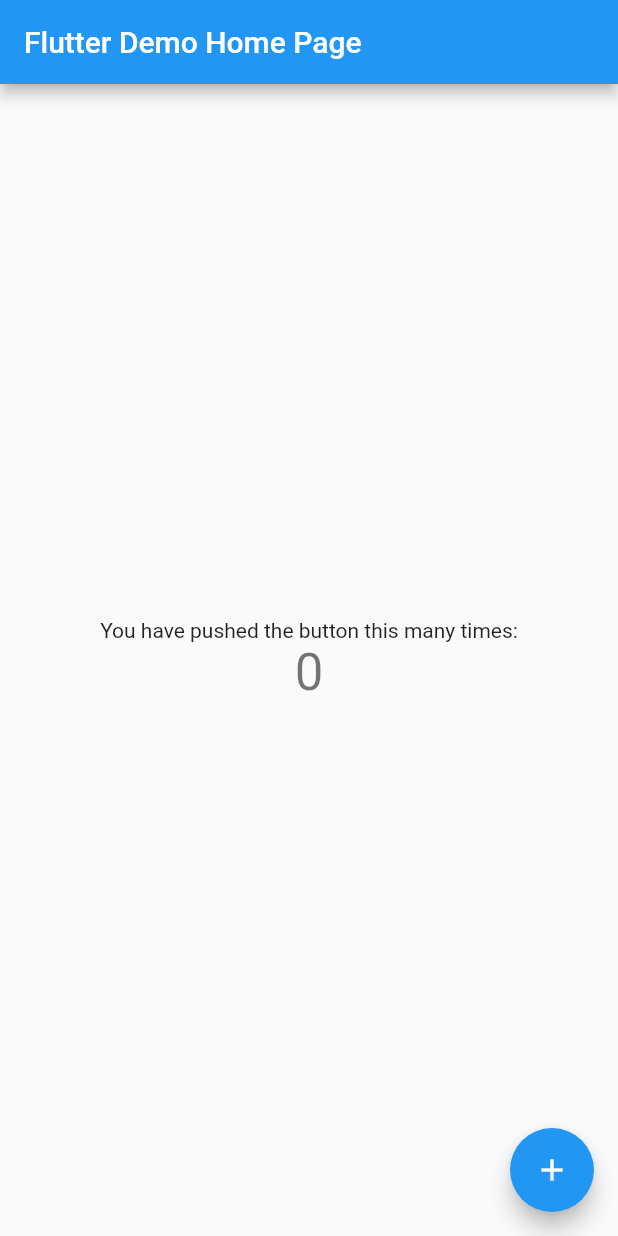
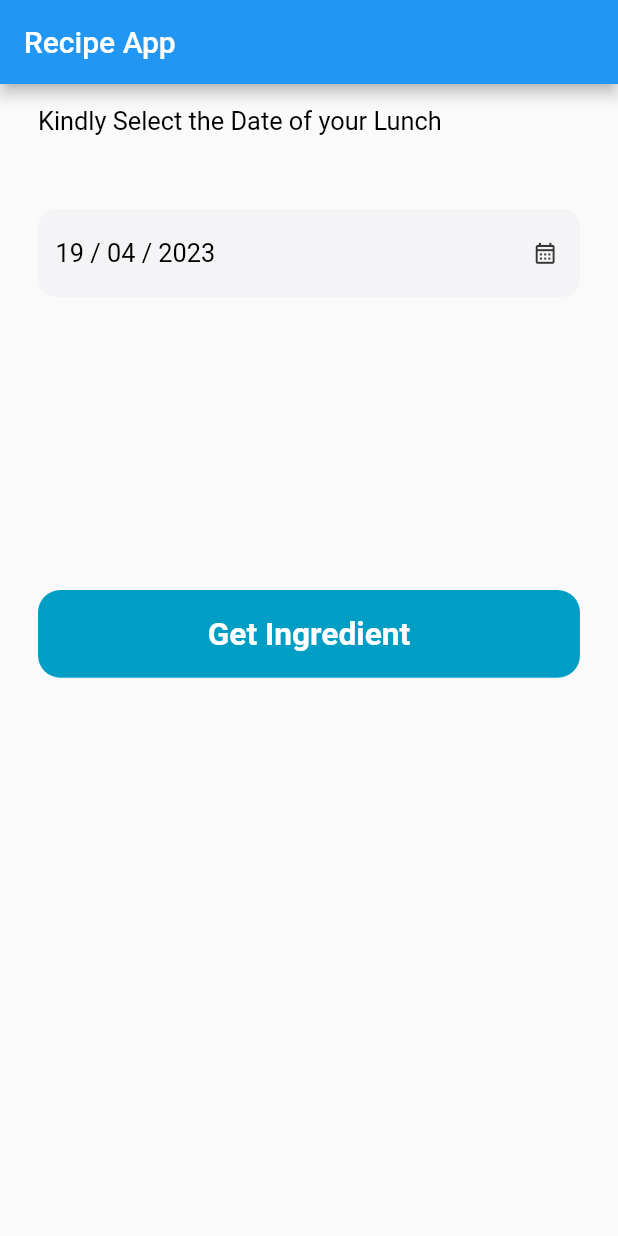
Before and after one commit to bolajibillionz/flutter-tech-task-master, a Flutter app: the screen it shows after launch, on a phone screen of 412 x 824 dp. Run offline on Flutter 3.47's test engine with Material 2 defaults, Android fonts, the phone set to English and light mode, and no system bars; our stand-ins replace dio.

```diff
--- /dev/null
+++ b/lib/app/models/response_model/get_ingredient_response_model.dart
@@ -0,0 +1,13 @@
+class Ingredient {
+  final String? title;
+  final String? useBy;
+
+  Ingredient({this.title, this.useBy});
+
+  factory Ingredient.fromJson(Map<String, dynamic> json) {
+    return Ingredient(
+      title: json['title'],
+      useBy: json['use-by'],
+    );
+  }
+}
--- /dev/null
+++ b/lib/app/presentation/lunch_date_screen.dart
@@ -0,0 +1,128 @@
+import 'package:flutter/material.dart';
+import 'package:tech_task/app/presentation/ingredient_screen.dart';
+import 'package:tech_task/core/constants.dart';
+import 'package:tech_task/core/size_config.dart';
+import 'package:tech_task/core/widgets/custom_text_widget.dart';
+
+class ChooseLunchDateScreen extends StatefulWidget {
+  const ChooseLunchDateScreen({Key? key}) : super(key: key);
+
+  @override
+  State<ChooseLunchDateScreen> createState() => _ChooseLunchDateScreenState();
+}
+
+class _ChooseLunchDateScreenState extends State<ChooseLunchDateScreen> {
+  DateTime _selectedLunchDate = DateTime.now();
+  String selectedDate = '';
+
+  void selectDate() {
+    showDatePicker(
+            context: context,
+            initialDate: _selectedLunchDate,
+            firstDate: DateTime.now(),
+            lastDate: DateTime(2099))
+        .then((pickedDate) {
+      if (pickedDate == null) {
+        return;
+      }
+      setState(() {
+        _selectedLunchDate = pickedDate.toLocal();
+        String _day = _selectedLunchDate.day.toString();
+        String _month = _selectedLunchDate.month.toString();
+        String _year = _selectedLunchDate.year.toString();
+        selectedDate =
+            '${_day.padLeft(2, '0')} / ${_month.padLeft(2, '0')} / ${_year.padLeft(2, '0')}';
+      });
+    });
+  }
+
+  @override
+  Widget build(BuildContext context) {
+    SizeConfig.init(context);
+    String _day = _selectedLunchDate.day.toString();
+    String _month = _selectedLunchDate.month.toString();
+    String _year = _selectedLunchDate.year.toString();
+    selectedDate =
+        '${_day.padLeft(2, '0')} / ${_month.padLeft(2, '0')} / ${_year.padLeft(2, '0')}';
+    return Scaffold(
+      appBar: AppBar(
+        title: Text('Recipe App'),
+      ),
+      body: Padding(
+        padding: EdgeInsets.symmetric(
+            horizontal: getProportionateScreenWidth(24.0),
+            vertical: getProportionateScreenHeight(15.0)),
+        child: Column(
+          crossAxisAlignment: CrossAxisAlignment.start,
+          children: [
+            createCustomText(
+                inputText: 'Kindly Select the Date of your Lunch',
+                fontSize: 16.0,
+                weight: FontWeight.w400,
+                textColor: Palette.blackColor),
+            SizedBox(
+              height: getProportionateScreenHeight(50),
+            ),
+            GestureDetector(
+              onTap: () {
+                selectDate();
+              },
+              child: Container(
+                alignment: Alignment.center,
+                padding: EdgeInsets.only(
+                    left: getProportionateScreenWidth(11),
+                    right: getProportionateScreenWidth(14)),
+                height: getProportionateScreenHeight(60),
+                decoration: BoxDecoration(
+                    color: Palette.textFieldColor,
+                    borderRadius: BorderRadius.circular(12)),
+                child: Row(
+                  mainAxisAlignment: MainAxisAlignment.spaceBetween,
+                  children: [
+                    createCustomText(
+                        inputText: selectedDate,
+                        fontSize: 16,
+                        weight: FontWeight.w400,
+                        textColor: Palette.blackColor),
+                    Icon(
+                      Icons.calendar_month_outlined,
+                      color: Palette.textFormFieldTextColor,
+                      size: getProportionateScreenWidth(16),
+                    )
+                  ],
+                ),
+              ),
+            ),
+            SizedBox(
+              height: getProportionateScreenHeight(200),
+            ),
+            SizedBox(
+              height: getProportionateScreenHeight(60.0),
+              width: double.infinity,
+              child: ElevatedButton(
+                onPressed: () {
+                  Navigator.push(
+                      context,
+                      MaterialPageRoute(
+                          builder: (context) =>
+                              IngredientScreen(lunchDate: _selectedLunchDate)));
+                },
+                child: createCustomText(
+                    inputText: 'Get Ingredient',
+                    fontSize: 20.0,
+                    weight: FontWeight.bold,
+                    textColor: Palette.whiteColor),
+                style: ElevatedButton.styleFrom(
+                    elevation: 0,
+                    backgroundColor: Palette.primaryColor,
+                    shape: RoundedRectangleBorder(
+                      borderRadius: BorderRadius.circular(15),
+                    )),
+              ),
+            )
+          ],
+        ),
+      ),
+    );
+  }
+}
--- /dev/null
+++ b/lib/core/constants.dart
@@ -0,0 +1,12 @@
+import 'package:flutter/material.dart';
+
+class Palette {
+  static const Color primaryColor = Color(0xFF009EC5);
+  static const Color blackColor = Color(0xFF000000);
+  static const Color whiteColor = Color(0xFFffffff);
+  static const Color textFieldColor = Color(0xFFF4F4F6);
+  static const Color textFormFieldTextColor = Color(0xFF353535);
+  static const Color hintTextColor = Color(0xFF909090);
+  static const Color warningColor = Color(0xFFECF3FC);
+  static const Color greenColor = Color(0xFF00BE7C);
+}
--- /dev/null
+++ b/lib/core/size_config.dart
@@ -0,0 +1,26 @@
+import 'package:flutter/material.dart';
+
+class SizeConfig {
+  static late MediaQueryData _mediaQueryData;
+  static late double screenWidth;
+  static late double screenHeight;
+  static late double defaultSize;
+  static late Orientation orientation;
+
+  static void init(BuildContext context) {
+    _mediaQueryData = MediaQuery.of(context);
+    screenWidth = _mediaQueryData.size.width;
+    screenHeight = _mediaQueryData.size.height;
+    orientation = _mediaQueryData.orientation;
+  }
+}
+
+double getProportionateScreenHeight(double inputHeight) {
+  double screenHeight = SizeConfig.screenHeight;
+  return (inputHeight / 844.0) * screenHeight;
+}
+
+double getProportionateScreenWidth(double inputWidth) {
+  double screenWidth = SizeConfig.screenWidth;
+  return (inputWidth /  390.0) * screenWidth;
+}
--- /dev/null
+++ b/lib/core/utilss.dart
@@ -0,0 +1,6 @@
+
+
+bool isExpired(String date) {
+  var expiryDate = DateTime.parse(date);
+  return expiryDate.isBefore(DateTime.now());
+}
--- /dev/null
+++ b/lib/core/widgets/custom_text_widget.dart
@@ -0,0 +1,19 @@
+import 'package:flutter/material.dart';
+
+import 'package:flutter/material.dart';
+import '../size_config.dart';
+
+Text createCustomText({
+  required String inputText,
+  required double fontSize,
+  required FontWeight weight,
+  required Color textColor,
+}) {
+  return Text(
+    inputText,
+    style: TextStyle(
+        fontSize: getProportionateScreenWidth(fontSize),
+        fontWeight: weight,
+        color: textColor),
+  );
+}
--- a/lib/main.dart
+++ b/lib/main.dart
@@ -1,4 +1,5 @@
 import 'package:flutter/material.dart';
+import 'app/presentation/lunch_date_screen.dart';
 
 void main() => runApp(MyApp());
 
@@ -6,58 +7,8 @@ class MyApp extends StatelessWidget {
   @override
   Widget build(BuildContext context) {
     return MaterialApp(
-      title: 'Flutter Demo',
-      theme: ThemeData(
-        primarySwatch: Colors.blue,
-      ),
-      home: MyHomePage(title: 'Flutter Demo Home Page'),
+     debugShowCheckedModeBanner: false,
+      home: const ChooseLunchDateScreen(),
     );
   }
 }
-
-class MyHomePage extends StatefulWidget {
-  MyHomePage({Key key, this.title}) : super(key: key);
-
-  final String title;
-
-  @override
-  _MyHomePageState createState() => _MyHomePageState();
-}
-
-class _MyHomePageState extends State<MyHomePage> {
-  int _counter = 0;
-
-  void _incrementCounter() {
-    setState(() {
-      _counter++;
-    });
-  }
-
-  @override
-  Widget build(BuildContext context) {
-    return Scaffold(
-      appBar: AppBar(
-        title: Text(widget.title),
-      ),
-      body: Center(
-        child: Column(
-          mainAxisAlignment: MainAxisAlignment.center,
-          children: <Widget>[
-            Text(
-              'You have pushed the button this many times:',
-            ),
-            Text(
-              '$_counter',
-              style: Theme.of(context).textTheme.display1,
-            ),
-          ],
-        ),
-      ),
-      floatingActionButton: FloatingActionButton(
-        onPressed: _incrementCounter,
-        tooltip: 'Increment',
-        child: Icon(Icons.add),
-      ),
-    );
-  }
-}
```
Also changed, not shown: lib/app/presentation/ingredient_screen.dart (added, +197 -0 lines), lib/app/services/get_ingredient_service.dart (added, +34 -0 lines), lib/core/api_endpoints.dart (added, +15 -0 lines), pubspec.yaml (+6 -1 lines), lib/app/services/get_recipes_services.dart (added), pubspec.lock, 14 other files.
